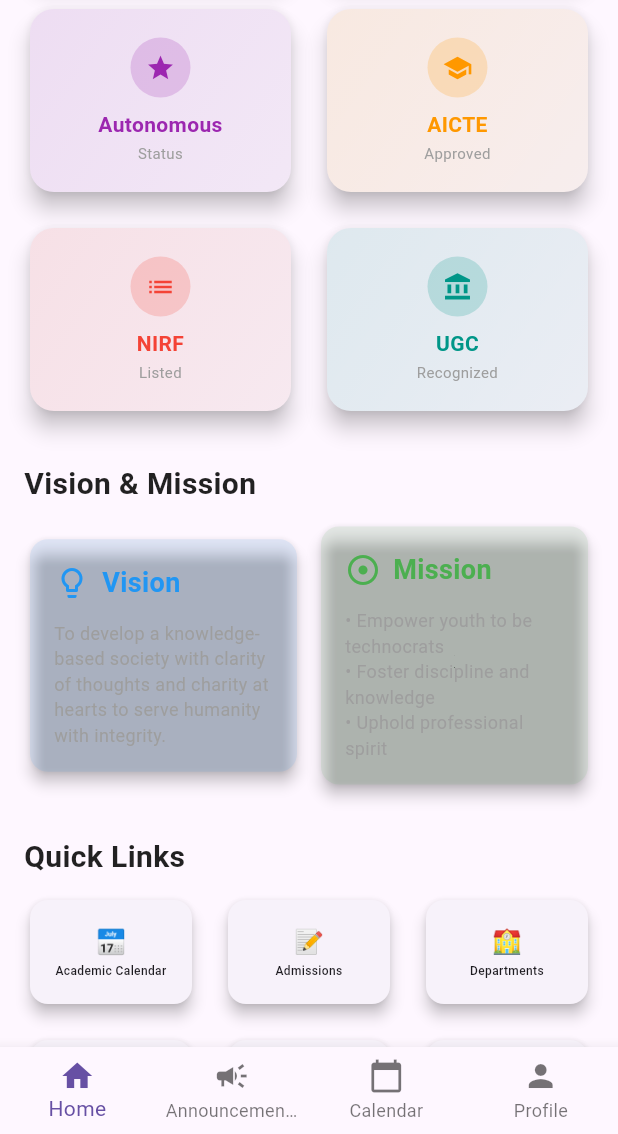
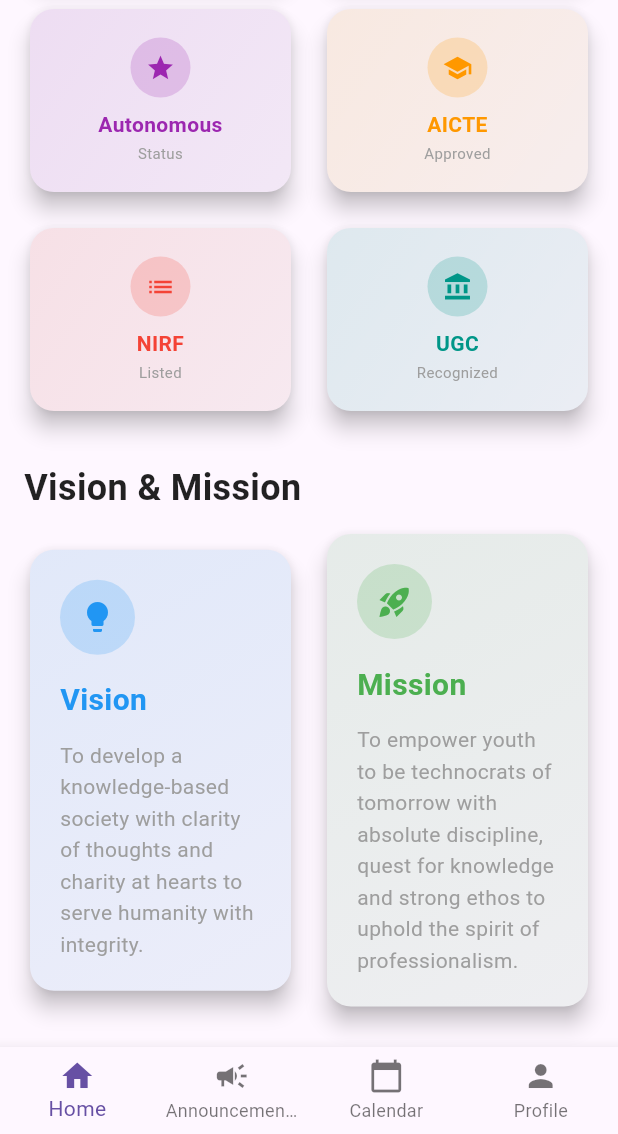
Before and after one commit to theaashaychahande/stvincent_sys_app, a Flutter app: the screen it shows after launch, scrolled down 1728 dp, on a phone screen of 412 x 824 dp, the part 102-1236 px from its top. Run offline on Flutter 3.47's test engine with Material 3 defaults, Android fonts, the phone set to English and light mode, and no system bars; our stand-ins replace carousel_slider.

Commit message:
fixed some home page issues

```diff
--- a/lib/screens/home_dashboard.dart
+++ b/lib/screens/home_dashboard.dart
@@ -327,7 +327,7 @@ class _HomeDashboardState extends State<HomeDashboard> {
                 child: Text(
                   'Vision & Mission',
                   style: TextStyle(
-                    fontSize: 20,
+                    fontSize: 24,
                     fontWeight: FontWeight.bold,
                     color: Colors.black87,
                   ),
@@ -340,18 +340,20 @@ class _HomeDashboardState extends State<HomeDashboard> {
               child: Row(
                 children: [
                   Expanded(
-                    child: _buildVisionMissionCard(
+                    child: _buildEnhancedVisionMissionCard(
                       'Vision',
                       'To develop a knowledge-based society with clarity of thoughts and charity at hearts to serve humanity with integrity.',
-                      true,
+                      Colors.blue,
+                      Icons.lightbulb,
                     ),
                   ),
-                  const SizedBox(width: 8),
+                  const SizedBox(width: 16),
                   Expanded(
-                    child: _buildVisionMissionCard(
+                    child: _buildEnhancedVisionMissionCard(
                       'Mission',
-                      '• Empower youth to be technocrats\n• Foster discipline and knowledge\n• Uphold professional spirit',
-                      false,
+                      'To empower youth to be technocrats of tomorrow with absolute discipline, quest for knowledge and strong ethos to uphold the spirit of professionalism.',
+                      Colors.green,
+                      Icons.rocket_launch,
                     ),
                   ),
                 ],
@@ -367,7 +369,7 @@ class _HomeDashboardState extends State<HomeDashboard> {
                 child: Text(
                   'Quick Links',
                   style: TextStyle(
-                    fontSize: 20,
+                    fontSize: 24,
                     fontWeight: FontWeight.bold,
                     color: Colors.black87,
                   ),
@@ -385,9 +387,9 @@ class _HomeDashboardState extends State<HomeDashboard> {
                     mainAxisSpacing: 16,
                     shrinkWrap: true,
                     physics: const NeverScrollableScrollPhysics(),
-                    childAspectRatio: 1.5,
+                    childAspectRatio: 1.3,
                     children: quickLinks
-                        .map((link) => _buildQuickLinkCard(link))
+                        .map((link) => _buildEnhancedQuickLinkCard(link))
                         .toList(),
                   );
                 },
@@ -567,78 +569,115 @@ class _HomeDashboardState extends State<HomeDashboard> {
     }
   }
 
-  Widget _buildVisionMissionCard(String title, String content, bool isVision) {
+  Widget _buildEnhancedVisionMissionCard(String title, String content, Color color, IconData icon) {
     return Card(
-      elevation: 4,
-      color: isVision
-          ? Colors.blue.withOpacity(0.1)
-          : Colors.green.withOpacity(0.1),
+      elevation: 6,
       shape: RoundedRectangleBorder(
-        borderRadius: BorderRadius.circular(12),
+        borderRadius: BorderRadius.circular(16),
+      ),
+      child: Container(
+        decoration: BoxDecoration(
+          gradient: LinearGradient(
+            colors: [color.withOpacity(0.1), color.withOpacity(0.05)],
+            begin: Alignment.topLeft,
+            end: Alignment.bottomRight,
+          ),
+          borderRadius: BorderRadius.circular(16),
         ),
         child: Padding(
-        padding: const EdgeInsets.all(16.0),
+          padding: const EdgeInsets.all(20.0),
           child: Column(
             crossAxisAlignment: CrossAxisAlignment.start,
             children: [
-            Row(
-              children: [
-                Icon(
-                  isVision ? Icons.lightbulb_outline : Icons.adjust,
-                  color: isVision ? Colors.blue : Colors.green,
+              Container(
+                width: 50,
+                height: 50,
+                decoration: BoxDecoration(
+                  color: color.withOpacity(0.2),
+                  borderRadius: BorderRadius.circular(25),
                 ),
-                const SizedBox(width: 8),
+                child: Icon(
+                  icon,
+                  color: color,
+                  size: 24,
+                ),
+              ),
+              const SizedBox(height: 16),
               Text(
                 title,
                 style: TextStyle(
-                    fontSize: 18,
+                  fontSize: 20,
                   fontWeight: FontWeight.bold,
-                    color: isVision ? Colors.blue : Colors.green,
+                  color: color,
                 ),
-                ),
-              ],
               ),
               const SizedBox(height: 12),
               Text(
                 content,
                 style: const TextStyle(
-                fontSize: 12,
+                  fontSize: 14,
                   color: Colors.grey,
+                  height: 1.5,
                 ),
               ),
             ],
           ),
         ),
+      ),
     );
   }
 
-  Widget _buildQuickLinkCard(Map<String, String> link) {
+  Widget _buildEnhancedQuickLinkCard(Map<String, String> link) {
     return Card(
-      elevation: 4,
+      elevation: 6,
       shape: RoundedRectangleBorder(
-        borderRadius: BorderRadius.circular(12),
+        borderRadius: BorderRadius.circular(16),
+      ),
+      child: Container(
+        decoration: BoxDecoration(
+          gradient: LinearGradient(
+            colors: [Colors.blue.withOpacity(0.1), Colors.blue.withOpacity(0.05)],
+            begin: Alignment.topLeft,
+            end: Alignment.bottomRight,
+          ),
+          borderRadius: BorderRadius.circular(16),
         ),
         child: Padding(
-        padding: const EdgeInsets.all(3.0),
+          padding: const EdgeInsets.all(12.0),
           child: Column(
             mainAxisAlignment: MainAxisAlignment.center,
             children: [
-            Text(
+              Container(
+                width: 40,
+                height: 40,
+                decoration: BoxDecoration(
+                  color: Colors.blue.withOpacity(0.2),
+                  borderRadius: BorderRadius.circular(20),
+                ),
+                child: Center(
+                  child: Text(
                     link['icon']!,
-              style: const TextStyle(fontSize: 16),
+                    style: const TextStyle(
+                      fontSize: 18,
+                      color: Colors.blue,
                     ),
-            const SizedBox(height: 3),
+                  ),
+                ),
+              ),
+              const SizedBox(height: 8),
               Text(
                 link['name']!,
                 textAlign: TextAlign.center,
                 style: const TextStyle(
-                fontSize: 8,
+                  fontSize: 12,
                   fontWeight: FontWeight.w500,
+                  color: Colors.black87,
                 ),
               ),
             ],
           ),
         ),
+      ),
     );
   }
 }
```
Lines whose indentation alone changed are shown as unchanged.
